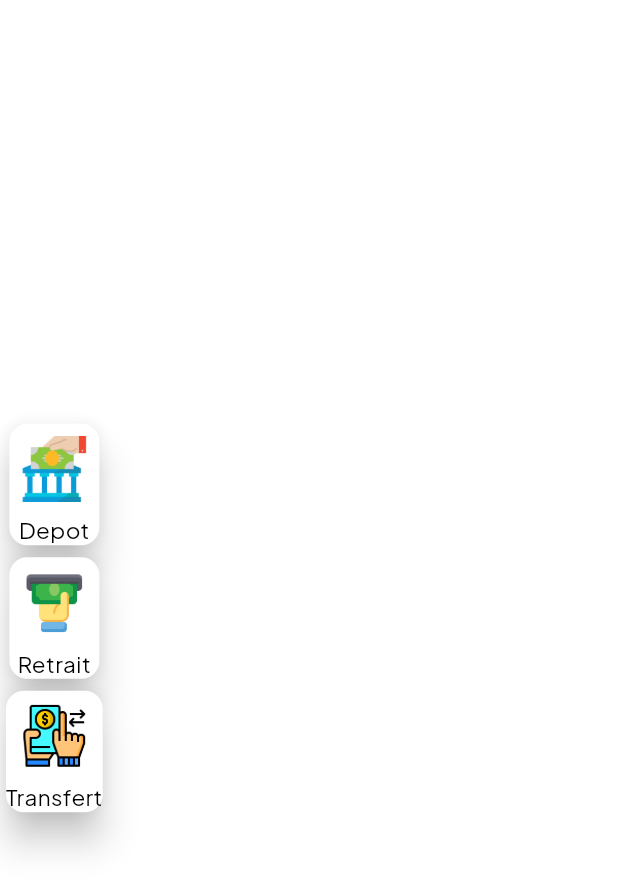
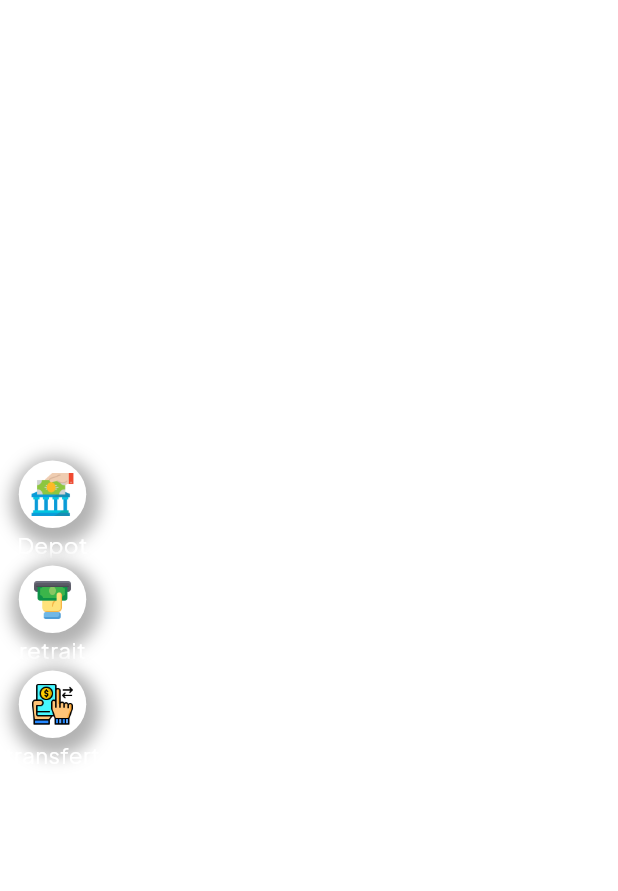
Before and after one commit to stephaneThannio/CPAYFLUTTER, a Flutter app: the BulleRetraitVers screen opened directly, on a phone screen of 412 x 824 dp. Shown: the top 891 px of the screen. Run offline on Flutter 3.47's test engine with Material 2 defaults, Android fonts, the phone set to English and light mode, and no system bars; our stand-ins replace connectivity_plus, flutter_animate, flutter_spinkit, fluttertoast, quickalert, shared_preferences; missing offline and left inert: qr_code_scanner; accounts and stored records are empty.

Commit message:
lib\items\bulle.dart lib\pages\Accueil.dart

```diff
--- a/lib/items/bulle.dart
+++ b/lib/items/bulle.dart
@@ -1,5 +1,6 @@
 import 'package:cpay/items/itemsTab/Showdialog/fairedepot.dart';
 import 'package:cpay/items/itemsTab/Showdialog/faireretrait.dart';
+import 'package:cpay/pages/depotpage.dart';
 import 'package:flutter/material.dart';
 
 class BulleRetraitVers extends StatelessWidget {
@@ -30,17 +31,33 @@ class BulleRetraitVers extends StatelessWidget {
       body: Column(
         mainAxisAlignment: MainAxisAlignment.center,
         children: [
-          Card(
-            elevation: 10,
-            color: Colors.white,
+          SizedBox(
+            height: 70,
+            width: 70,
             child: Column(
               children: [
-                SizedBox(
-                  height: 60,
-                  width: 60,
+                Container(
+                  decoration: BoxDecoration(
+                      boxShadow: [
+                        BoxShadow(
+                          color: Colors.black.withOpacity(0.3),
+                          spreadRadius: 7,
+                          blurRadius: 9,
+                          offset: Offset(2, 5), // Décalage vertical de l'ombre
+                        ),
+                      ],
+                      color: Colors.white,
+                      borderRadius: BorderRadius.circular(60)),
+                  child: SizedBox(
+                    height: 45,
+                    width: 45,
                     child: IconButton(
-                      onPressed: null,
+                        onPressed: () => Navigator.push(
+                            context,
+                            MaterialPageRoute(
+                                builder: (context) => const PageDepot())),
                         icon: Image.asset('lib/photos/depot.png')),
+                  ),
                 ),
                 const Text(
                   textAlign: TextAlign.center,
@@ -48,63 +65,95 @@ class BulleRetraitVers extends StatelessWidget {
                   style: TextStyle(
                     fontSize: 15,
                     fontWeight: FontWeight.normal,
-                    color: Colors.black,
+                    color: Colors.white,
                     fontFamily: 'PlusJakartaSans',
                   ),
                 ),
               ],
             ),
           ),
-          Card(
-            elevation: 10,
-            color: Colors.white,
+          SizedBox(
+            height: 70,
+            width: 70,
             child: Column(
               children: [
-                SizedBox(
-                  height: 60,
-                  width: 60,
+                Container(
+                  decoration: BoxDecoration(
+                      boxShadow: [
+                        BoxShadow(
+                          color: Colors.black.withOpacity(0.3),
+                          spreadRadius: 7,
+                          blurRadius: 9,
+                          offset: Offset(2, 5), // Décalage vertical de l'ombre
+                        ),
+                      ],
+                      color: Colors.white,
+                      borderRadius: BorderRadius.circular(60)),
+                  child: SizedBox(
+                    height: 45,
+                    width: 45,
                     child: IconButton(
-                      onPressed: null,
+                        onPressed: () => Navigator.push(
+                            context,
+                            MaterialPageRoute(
+                                builder: (context) => const PageDepot())),
                         icon: Image.asset('lib/photos/retrait.png')),
+                  ),
                 ),
                 const Text(
                   textAlign: TextAlign.center,
-                  'Retrait',
+                  'retrait',
                   style: TextStyle(
                     fontSize: 15,
                     fontWeight: FontWeight.normal,
-                    color: Colors.black,
+                    color: Colors.white,
                     fontFamily: 'PlusJakartaSans',
                   ),
                 ),
               ],
             ),
           ),
-          Card(
-            elevation: 10,
-            color: Colors.white,
+          SizedBox(
+            height: 70,
+            width: 70,
             child: Column(
               children: [
-                SizedBox(
-                  height: 60,
-                  width: 60,
+                Container(
+                  decoration: BoxDecoration(
+                      boxShadow: [
+                        BoxShadow(
+                          color: Colors.black.withOpacity(0.3),
+                          spreadRadius: 7,
+                          blurRadius: 9,
+                          offset: Offset(2, 5), // Décalage vertical de l'ombre
+                        ),
+                      ],
+                      color: Colors.white,
+                      borderRadius: BorderRadius.circular(60)),
+                  child: SizedBox(
+                    height: 45,
+                    width: 45,
                     child: IconButton(
-                      onPressed: null,
+                        onPressed: () => Navigator.push(
+                            context,
+                            MaterialPageRoute(
+                                builder: (context) => const PageDepot())),
                         icon: Image.asset('lib/photos/transfert.png')),
+                  ),
                 ),
                 const Text(
                   textAlign: TextAlign.center,
-                  'Transfert',
+                  'transfert',
                   style: TextStyle(
                     fontSize: 15,
                     fontWeight: FontWeight.normal,
-                    color: Colors.black,
+                    color: Colors.white,
                     fontFamily: 'PlusJakartaSans',
                   ),
                 ),
               ],
             ),
-          )
+          ),
           // ElevatedButton(
           //   style: ButtonStyle(
           //       shape: MaterialStateProperty.all(
--- a/lib/pages/Accueil.dart
+++ b/lib/pages/Accueil.dart
@@ -302,12 +302,23 @@ class _AccueilState extends State<Accueil> with SingleTickerProviderStateMixin {
           children: [
             ktabpage[currentTabIndex],
             Visibility(
+                    visible: visibledepar,
+                    child: Scaffold(
+                      backgroundColor: Colors.white.withOpacity(0.5),
+                    ))
+                .animate(
+                  controller: _animcontroller,
+                )
+                .fade(
+                  duration: const Duration(milliseconds: 100),
+                ),
+            Visibility(
               visible: visibledepar,
               child: Align(
                 alignment: Alignment(1, 0.6),
                 child: SizedBox(
-                  width: 80,
                   height: 300,
+                  width: 70,
                   child: const BulleRetraitVers()
                       .animate(
                         controller: _animcontroller,
@@ -317,7 +328,7 @@ class _AccueilState extends State<Accueil> with SingleTickerProviderStateMixin {
                           alignment: const Alignment(1, 1)),
                 ),
               ),
-            )
+            ),
           ],
         ),
         floatingActionButton: FloatingActionButton(
```
Lines whose indentation alone changed are shown as unchanged.
